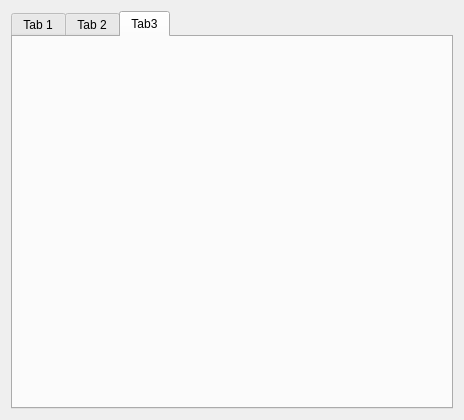
First picture: the form in 0710_aiot_control_client/mainwidget.ui, repository hiimseoll/embedded-qt-applications, before the edit.
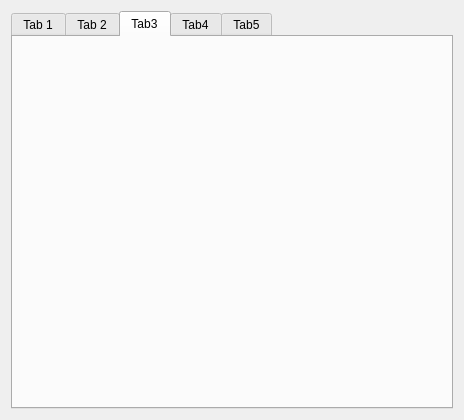
Second picture: the form after the edit. The open tabs and pages were chosen to show the change.

```diff
--- a/0710_aiot_control_client/mainwidget.ui
+++ b/0710_aiot_control_client/mainwidget.ui
@@ -34,6 +34,16 @@
        <string>Tab3</string>
       </attribute>
      </widget>
+     <widget class="QWidget" name="p_tab_4">
+      <attribute name="title">
+       <string>Tab4</string>
+      </attribute>
+     </widget>
+     <widget class="QWidget" name="p_tab_5">
+      <attribute name="title">
+       <string>Tab5</string>
+      </attribute>
+     </widget>
     </widget>
    </item>
   </layout>
```
Left out of the diff: 2 changed lines with no effect on the pictures.
